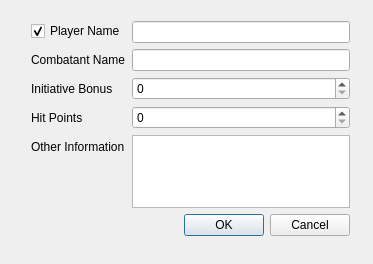
The window that AddCombatantDialog.ui (smithbt/EncounterManager) describes before a commit, drawn with Qt 5.
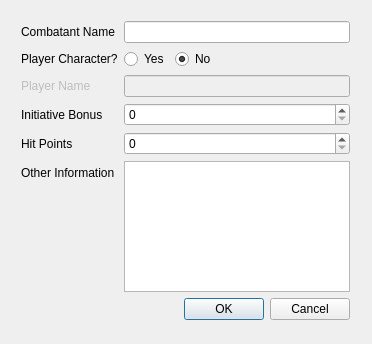
The same window after the commit.

```diff
--- a/AddCombatantDialog.ui
+++ b/AddCombatantDialog.ui
@@ -6,8 +6,8 @@
    <rect>
     <x>0</x>
     <y>0</y>
-    <width>373</width>
-    <height>264</height>
+    <width>372</width>
+    <height>344</height>
    </rect>
   </property>
   <property name="windowTitle">
@@ -16,39 +16,24 @@
   <widget class="QWidget" name="layoutWidget">
    <property name="geometry">
     <rect>
-     <x>20</x>
+     <x>10</x>
      <y>10</y>
-     <width>341</width>
-     <height>237</height>
+     <width>351</width>
+     <height>321</height>
     </rect>
    </property>
-   <layout class="QVBoxLayout" name="verticalLayout">
-    <item>
      <layout class="QFormLayout" name="formLayout">
-      <item row="1" column="0">
-       <widget class="QCheckBox" name="isPlayerCheckBox">
-        <property name="enabled">
-         <bool>true</bool>
-        </property>
-        <property name="layoutDirection">
-         <enum>Qt::LeftToRight</enum>
-        </property>
-        <property name="text">
-         <string>Player Name</string>
-        </property>
-        <property name="checked">
-         <bool>true</bool>
-        </property>
-       </widget>
-      </item>
-      <item row="2" column="0">
+    <item row="0" column="0">
        <widget class="QLabel" name="NameLabel">
         <property name="text">
          <string>Combatant Name</string>
         </property>
-       </widget>
-      </item>
-      <item row="2" column="1">
+      <property name="buddy">
+       <cstring>nameEdit</cstring>
+      </property>
+     </widget>
+    </item>
+    <item row="0" column="1">
        <widget class="QLineEdit" name="nameEdit"/>
       </item>
       <item row="3" column="1">
@@ -79,24 +64,83 @@
        </widget>
       </item>
       <item row="5" column="1">
-       <widget class="QTextEdit" name="otherInfoEdit"/>
-      </item>
-      <item row="1" column="1">
-       <widget class="QLineEdit" name="playerEdit">
-        <property name="enabled">
+     <widget class="QTextEdit" name="otherInfoEdit">
+      <property name="tabChangesFocus">
          <bool>true</bool>
         </property>
        </widget>
       </item>
-     </layout>
-    </item>
-    <item>
+    <item row="6" column="1">
      <widget class="QDialogButtonBox" name="buttonBox">
       <property name="standardButtons">
        <set>QDialogButtonBox::Cancel|QDialogButtonBox::Ok</set>
       </property>
      </widget>
     </item>
+    <item row="1" column="0">
+     <widget class="QLabel" name="isPCLabel">
+      <property name="text">
+       <string>Player Character?</string>
+      </property>
+      <property name="buddy">
+       <cstring>yesButton</cstring>
+      </property>
+     </widget>
+    </item>
+    <item row="2" column="1">
+     <widget class="QLineEdit" name="pcNameEdit">
+      <property name="enabled">
+       <bool>false</bool>
+      </property>
+     </widget>
+    </item>
+    <item row="2" column="0">
+     <widget class="QLabel" name="pcNameLabel">
+      <property name="enabled">
+       <bool>false</bool>
+      </property>
+      <property name="text">
+       <string>Player Name</string>
+      </property>
+      <property name="buddy">
+       <cstring>pcNameEdit</cstring>
+      </property>
+     </widget>
+    </item>
+    <item row="1" column="1">
+     <layout class="QHBoxLayout" name="horizontalLayout">
+      <item>
+       <widget class="QRadioButton" name="yesButton">
+        <property name="text">
+         <string>Yes</string>
+        </property>
+       </widget>
+      </item>
+      <item>
+       <widget class="QRadioButton" name="noButton">
+        <property name="text">
+         <string>No</string>
+        </property>
+        <property name="checked">
+         <bool>true</bool>
+        </property>
+       </widget>
+      </item>
+      <item>
+       <spacer name="horizontalSpacer">
+        <property name="orientation">
+         <enum>Qt::Horizontal</enum>
+        </property>
+        <property name="sizeHint" stdset="0">
+         <size>
+          <width>40</width>
+          <height>20</height>
+         </size>
+        </property>
+       </spacer>
+      </item>
+     </layout>
+    </item>
    </layout>
   </widget>
  </widget>
```
Left out of the diff: 69 changed lines with no effect on the pictures. Lines whose indentation alone changed are shown as unchanged.
